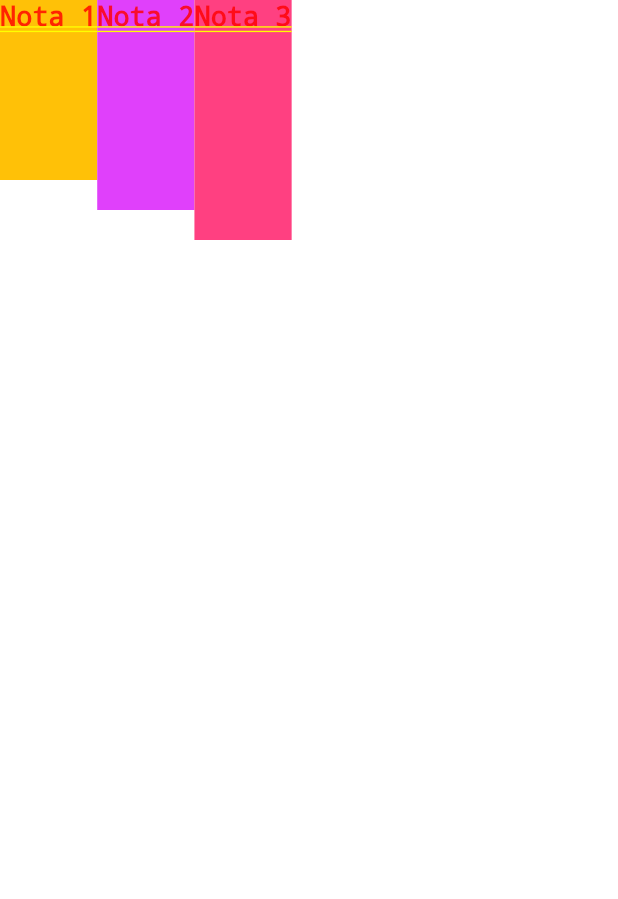
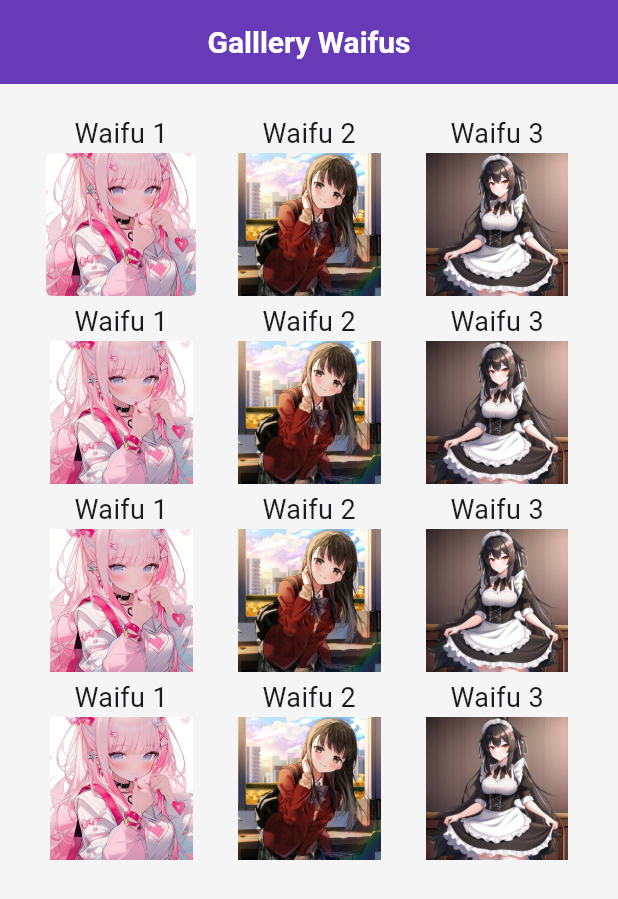
Before and after one commit to vandalieu06/programacion, a Flutter app: the screen it shows after launch, on a phone screen of 412 x 824 dp. Shown: the top 899 px of the screen. Run offline on Flutter 3.47's test engine with Material 3 defaults, Android fonts, the phone set to English and light mode, and no system bars.

Commit message:
update: flutter and database

```diff
--- a/flutter/coffee_card/lib/main.dart
+++ b/flutter/coffee_card/lib/main.dart
@@ -1,11 +1,13 @@
 import 'package:flutter/material.dart';
 //import 'package:coffee_card/home.dart';
-import 'package:coffee_card/widgets/sandbox.dart';
+//import 'package:coffee_card/widgets/sandbox.dart';
+import 'package:coffee_card/widgets/cofeee_pref.dart';
 
 void main() {
   runApp(MaterialApp(
     debugShowCheckedModeBanner: false, //Eliminar banner del debug mode
-    home: SandboxRow(),
+    //debugShowMaterialGrid: true,
+    home: CoffeePrefs(),
   ));
 }
 
--- /dev/null
+++ b/flutter/coffee_card/lib/widgets/cofeee_pref.dart
@@ -0,0 +1,453 @@
+import 'package:flutter/material.dart';
+
+
+//Listar items con grid
+class CoffeePrefs extends StatelessWidget {
+  const CoffeePrefs({super.key});
+
+  @override
+  Widget build(BuildContext context) {
+    // Obtener el ancho de la pantalla
+    double screenWidth = MediaQuery.of(context).size.width;
+
+    // Calcular la cantidad de columnas (por ejemplo, 2 columnas si el ancho es mayor a 600)
+    int crossAxisCount = 3;
+    if (screenWidth > 600){
+      crossAxisCount = 4;
+    } else if (screenWidth > 1000){
+      crossAxisCount = 5;
+    }
+
+    //Lista de widgets
+    final List<Widget> itemsGallery = [
+      Column(
+          children: [
+            Text("Waifu 1", style: TextStyle(fontSize: 18),),
+            Expanded(
+              child: ClipRRect(
+                borderRadius: BorderRadius.circular(4),
+                child: Image.asset(
+                  'assets/img/girl1.jpg',
+                  width: 100,
+                  height: 100,
+                  repeat: ImageRepeat.noRepeat,
+                  fit: BoxFit.cover,
+                ),
+              )
+            ),
+          ],
+        ),
+        Column(
+          children: [
+            Text("Waifu 2", style: TextStyle(fontSize: 18),),
+            Expanded(
+              child: Image.asset(
+                'assets/img/girl2.jpg',
+                width: 100,
+                height: 100,
+                repeat: ImageRepeat.noRepeat,
+                fit: BoxFit.contain,
+              ),
+            ),
+          ],
+        ),
+        Column(
+          children: [
+            Text("Waifu 3", style: TextStyle(fontSize: 18),),
+            Expanded(
+              child: Image.asset(
+                'assets/img/girl3.jpg',
+                width: 100,
+                height: 100,
+                repeat: ImageRepeat.noRepeat,
+                fit: BoxFit.contain,
+              ),
+            ),
+          ],
+        ),
+        Column(
+          children: [
+            Text("Waifu 1", style: TextStyle(fontSize: 18),),
+            Expanded(
+              child: Image.asset(
+                'assets/img/girl1.jpg',
+                width: 100,
+                height: 100,
+                repeat: ImageRepeat.noRepeat,
+                fit: BoxFit.contain,
+              ),
+            ),
+          ],
+        ),
+        Column(
+          children: [
+            Text("Waifu 2", style: TextStyle(fontSize: 18),),
+            Expanded(
+              child: Image.asset(
+                'assets/img/girl2.jpg',
+                width: 100,
+                height: 100,
+                repeat: ImageRepeat.noRepeat,
+                fit: BoxFit.contain,
+              ),
+            ),
+          ],
+        ),
+        Column(
+          children: [
+            Text("Waifu 3", style: TextStyle(fontSize: 18),),
+            Expanded(
+              child: Image.asset(
+                'assets/img/girl3.jpg',
+                width: 100,
+                height: 100,
+                repeat: ImageRepeat.noRepeat,
+                fit: BoxFit.contain,
+              ),
+            ),
+          ],
+        ),
+        Column(
+          children: [
+            Text("Waifu 1", style: TextStyle(fontSize: 18),),
+            Expanded(
+              child: Image.asset(
+                'assets/img/girl1.jpg',
+                width: 100,
+                height: 100,
+                repeat: ImageRepeat.noRepeat,
+                fit: BoxFit.contain,
+              ),
+            ),
+          ],
+        ),
+        Column(
+          children: [
+            Text("Waifu 2", style: TextStyle(fontSize: 18),),
+            Expanded(
+              child: Image.asset(
+                'assets/img/girl2.jpg',
+                width: 100,
+                height: 100,
+                repeat: ImageRepeat.noRepeat,
+                fit: BoxFit.contain,
+              ),
+            ),
+          ],
+        ),
+        Column(
+          children: [
+            Text("Waifu 3", style: TextStyle(fontSize: 18),),
+            Expanded(
+              child: Image.asset(
+                'assets/img/girl3.jpg',
+                width: 100,
+                height: 100,
+                repeat: ImageRepeat.noRepeat,
+                fit: BoxFit.contain,
+              ),
+            ),
+          ],
+        ),
+        Column(
+          children: [
+            Text("Waifu 1", style: TextStyle(fontSize: 18),),
+            Expanded(
+              child: Image.asset(
+                'assets/img/girl1.jpg',
+                width: 100,
+                height: 100,
+                repeat: ImageRepeat.noRepeat,
+                fit: BoxFit.contain,
+              ),
+            ),
+          ],
+        ),
+        Column(
+          children: [
+            Text("Waifu 2", style: TextStyle(fontSize: 18),),
+            Expanded(
+              child: Image.asset(
+                'assets/img/girl2.jpg',
+                width: 100,
+                height: 100,
+                repeat: ImageRepeat.noRepeat,
+                fit: BoxFit.contain,
+              ),
+            ),
+          ],
+        ),
+        Column(
+          children: [
+            Text("Waifu 3", style: TextStyle(fontSize: 18),),
+            Expanded(
+              child: Image.asset(
+                'assets/img/girl3.jpg',
+                width: 100,
+                height: 100,
+                repeat: ImageRepeat.noRepeat,
+                fit: BoxFit.contain,
+              ),
+            ),
+          ],
+        ),
+    ];
+
+    return Scaffold(
+      appBar: AppBar(
+        title: Text("Galllery Waifus", style: TextStyle(color: Colors.white, fontSize: 20, fontWeight: FontWeight.bold)),
+        backgroundColor: Colors.deepPurple,
+        centerTitle: true,
+      ),
+      backgroundColor: Colors.grey[100],
+      body: GridView.builder(
+        gridDelegate: SliverGridDelegateWithFixedCrossAxisCount(
+        crossAxisCount: crossAxisCount,
+        crossAxisSpacing: 4,
+        mainAxisSpacing: 4,
+        ),
+        itemCount: itemsGallery.length,
+        padding: EdgeInsets.all(20),
+        itemBuilder: (context, index) {
+          return itemsGallery[index];
+        }
+      ),
+    );
+  }
+}
+
+
+/*//Listar items con grid
+class CoffeePrefs extends StatelessWidget {
+  const CoffeePrefs({super.key});
+
+  @override
+  Widget build(BuildContext context) {
+    return GridView.count(
+      crossAxisCount: 3,
+      mainAxisSpacing: 4.0,
+      crossAxisSpacing: 4.0,
+      padding: EdgeInsets.all(20),
+      children: [
+        Column(
+          children: [
+            Text("Waifu 1", style: TextStyle(fontSize: 18),),
+            Expanded(
+              child: Image.asset(
+                'assets/img/girl1.jpg',
+                width: 100,
+                height: 100,
+                repeat: ImageRepeat.noRepeat,
+                fit: BoxFit.contain,
+              ),
+            ),
+          ],
+        ),
+        Column(
+          children: [
+            Text("Waifu 2", style: TextStyle(fontSize: 18),),
+            Expanded(
+              child: Image.asset(
+                'assets/img/girl2.jpg',
+                width: 100,
+                height: 100,
+                repeat: ImageRepeat.noRepeat,
+                fit: BoxFit.contain,
+              ),
+            ),
+          ],
+        ),
+        Column(
+          children: [
+            Text("Waifu 3", style: TextStyle(fontSize: 18),),
+            Expanded(
+              child: Image.asset(
+                'assets/img/girl3.jpg',
+                width: 100,
+                height: 100,
+                repeat: ImageRepeat.noRepeat,
+                fit: BoxFit.contain,
+              ),
+            ),
+          ],
+        ),
+        Column(
+          children: [
+            Text("Waifu 1", style: TextStyle(fontSize: 18),),
+            Expanded(
+              child: Image.asset(
+                'assets/img/girl1.jpg',
+                width: 100,
+                height: 100,
+                repeat: ImageRepeat.noRepeat,
+                fit: BoxFit.contain,
+              ),
+            ),
+          ],
+        ),
+        Column(
+          children: [
+            Text("Waifu 2", style: TextStyle(fontSize: 18),),
+            Expanded(
+              child: Image.asset(
+                'assets/img/girl2.jpg',
+                width: 100,
+                height: 100,
+                repeat: ImageRepeat.noRepeat,
+                fit: BoxFit.contain,
+              ),
+            ),
+          ],
+        ),
+        Column(
+          children: [
+            Text("Waifu 3", style: TextStyle(fontSize: 18),),
+            Expanded(
+              child: Image.asset(
+                'assets/img/girl3.jpg',
+                width: 100,
+                height: 100,
+                repeat: ImageRepeat.noRepeat,
+                fit: BoxFit.contain,
+              ),
+            ),
+          ],
+        ),
+        Column(
+          children: [
+            Text("Waifu 1", style: TextStyle(fontSize: 18),),
+            Expanded(
+              child: Image.asset(
+                'assets/img/girl1.jpg',
+                width: 100,
+                height: 100,
+                repeat: ImageRepeat.noRepeat,
+                fit: BoxFit.contain,
+              ),
+            ),
+          ],
+        ),
+        Column(
+          children: [
+            Text("Waifu 2", style: TextStyle(fontSize: 18),),
+            Expanded(
+              child: Image.asset(
+                'assets/img/girl2.jpg',
+                width: 100,
+                height: 100,
+                repeat: ImageRepeat.noRepeat,
+                fit: BoxFit.contain,
+              ),
+            ),
+          ],
+        ),
+        Column(
+          children: [
+            Text("Waifu 3", style: TextStyle(fontSize: 18),),
+            Expanded(
+              child: Image.asset(
+                'assets/img/girl3.jpg',
+                width: 100,
+                height: 100,
+                repeat: ImageRepeat.noRepeat,
+                fit: BoxFit.contain,
+              ),
+            ),
+          ],
+        ),
+        Column(
+          children: [
+            Text("Waifu 1", style: TextStyle(fontSize: 18),),
+            Expanded(
+              child: Image.asset(
+                'assets/img/girl1.jpg',
+                width: 100,
+                height: 100,
+                repeat: ImageRepeat.noRepeat,
+                fit: BoxFit.contain,
+              ),
+            ),
+          ],
+        ),
+        Column(
+          children: [
+            Text("Waifu 2", style: TextStyle(fontSize: 18),),
+            Expanded(
+              child: Image.asset(
+                'assets/img/girl2.jpg',
+                width: 100,
+                height: 100,
+                repeat: ImageRepeat.noRepeat,
+                fit: BoxFit.contain,
+              ),
+            ),
+          ],
+        ),
+        Column(
+          children: [
+            Text("Waifu 3", style: TextStyle(fontSize: 18),),
+            Expanded(
+              child: Image.asset(
+                'assets/img/girl3.jpg',
+                width: 100,
+                height: 100,
+                repeat: ImageRepeat.noRepeat,
+                fit: BoxFit.contain,
+              ),
+            ),
+          ],
+        ),
+      ],
+    );
+  }
+}
+*/
+
+/* //Listar items sin grid
+class CoffeePrefs extends StatelessWidget {
+  const CoffeePrefs({super.key});
+
+  @override
+  Widget build(BuildContext context) {
+    return Column(
+      mainAxisAlignment: MainAxisAlignment.center,
+      crossAxisAlignment: CrossAxisAlignment.center,
+      children: [
+        Column(
+          children: [
+            Text("Waifu 1", style: TextStyle(fontSize: 18),),
+            Image.asset(
+              'assets/img/girl1.jpg',
+              width: 120,
+              repeat: ImageRepeat.noRepeat,
+              fit: BoxFit.cover,
+            ),
+          ],
+        ),
+        Column(
+          children: [
+            Text("Waifu 2", style: TextStyle(fontSize: 18),),
+            Image.asset(
+              'assets/img/girl2.jpg',
+              width: 120,
+              repeat: ImageRepeat.noRepeat,
+              fit: BoxFit.cover,
+            ),
+          ],
+        ),
+        Column(
+          children: [
+            Text("Waifu 3", style: TextStyle(fontSize: 18),),
+            Image.asset(
+              'assets/img/girl3.jpg',
+              width: 120,
+              repeat: ImageRepeat.noRepeat,
+              fit: BoxFit.cover,
+            ),
+          ],
+        ),
+      ],
+    );
+  }
+}
+*/
```
Also changed, not shown: flutter/coffee_card/lib/widgets/sandbox.dart (+11 -4 lines), flutter/coffee_card/pubspec.yaml (+5 -4 lines), flutter/coffee_card/assets/img/girl1.jpg (added), flutter/coffee_card/assets/img/girl2.jpg (added), flutter/coffee_card/assets/img/girl3.jpg (added), 2 other files.
